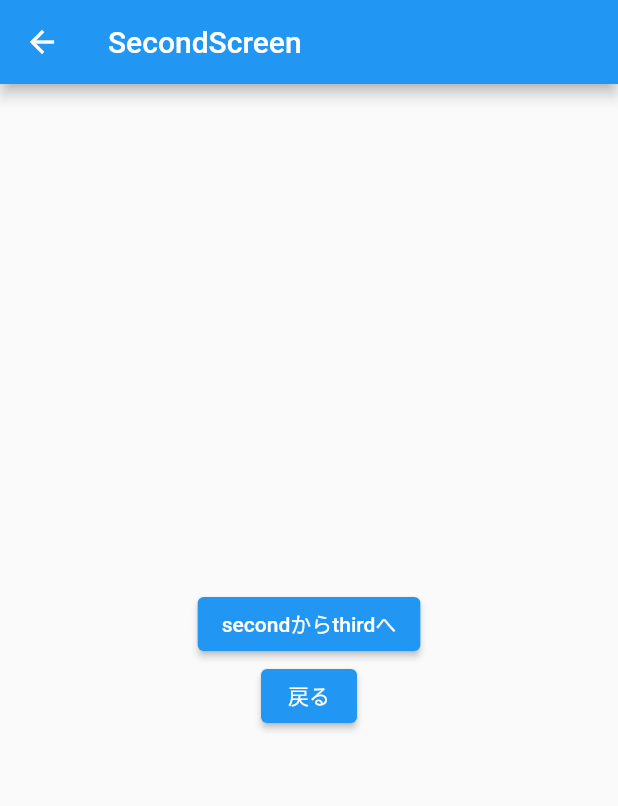
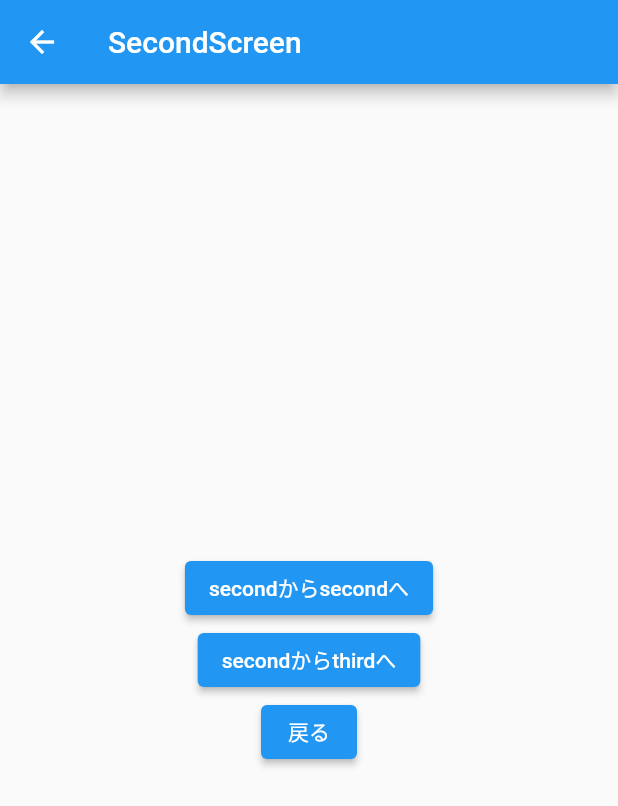
Before and after one commit to LET-137/FlutterPra0605, a Flutter app: the screen it shows after launch, after a tap on "firstからsecondへ", on a phone screen of 412 x 824 dp. Shown: the top 806 px of the screen. Run offline on Flutter 3.47's test engine with Material 2 defaults, Android fonts, the phone set to English and light mode, and no system bars; our stand-ins replace go_router.

Commit message:
goとpushでスタックを理解する。

```diff
--- a/lib/main.dart
+++ b/lib/main.dart
@@ -43,7 +43,12 @@
         child: Column(
           children: [
             ElevatedButton(onPressed: () {
-              GoRouter.of(context).go('/second');
+              GoRouter.of(context).push('/');
+            },
+             child: const Text('firstからfirstへ'),
+            ),
+            ElevatedButton(onPressed: () {
+              GoRouter.of(context).push('/second');
             },
              child: const Text('firstからsecondへ'),
             ),
@@ -74,7 +79,13 @@
           children: [
             ElevatedButton(
               onPressed: () {
-                GoRouter.of(context).go('/second/third');
+                GoRouter.of(context).push('/second');
+              },
+              child: const Text('secondからsecondへ'),
+            ),
+            ElevatedButton(
+              onPressed: () {
+                GoRouter.of(context).push('/second/third');
               },
               child: const Text('secondからthirdへ'),
             ),
```
